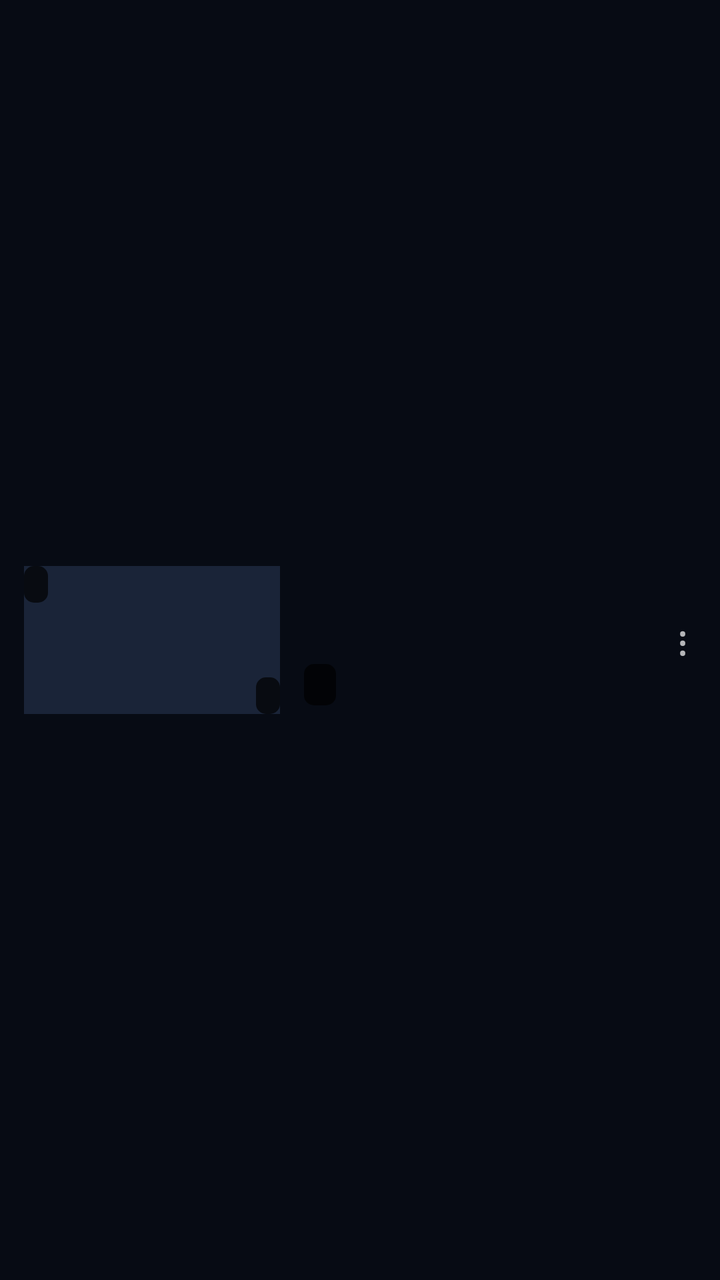
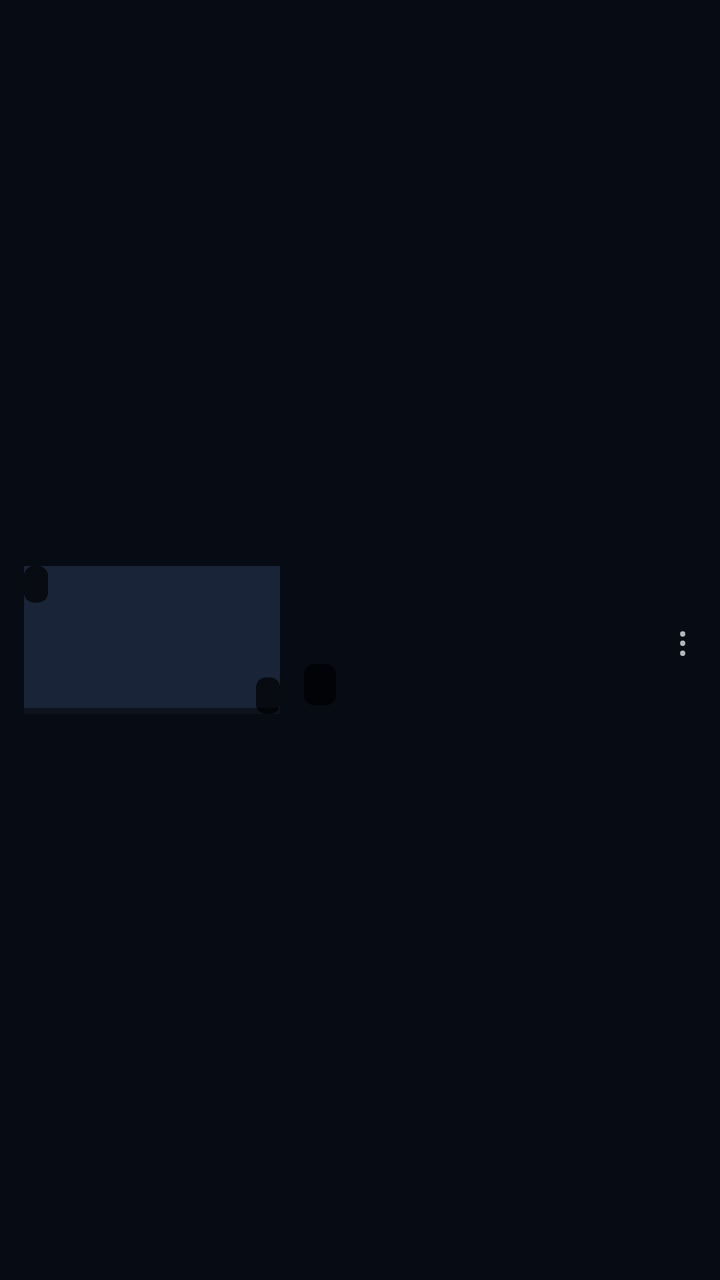

An Android layout rendered at two revisions. The XML below is the earlier revision; the diff shows what the commit changed to produce the second picture.
<!-- AndroidManifest.xml: application theme AppThemeDark -->
<!-- res/layout/item_video_row.xml -->
<?xml version="1.0" encoding="utf-8"?>
<LinearLayout xmlns:android="http://schemas.android.com/apk/res/android"
    android:layout_width="match_parent"
    android:layout_height="wrap_content"
    android:gravity="center_vertical"
    android:orientation="horizontal"
    android:paddingLeft="12dp"
    android:paddingTop="8dp"
    android:paddingRight="6dp"
    android:paddingBottom="8dp">

    <FrameLayout
        android:layout_width="128dp"
        android:layout_height="74dp">

        <ImageView
            android:id="@+id/row_thumb"
            android:layout_width="match_parent"
            android:layout_height="match_parent"
            android:background="#1A2438"
            android:scaleType="centerCrop" />

        <TextView
            android:id="@+id/row_quality"
            android:layout_width="wrap_content"
            android:layout_height="wrap_content"
            android:layout_gravity="top|left"
            android:background="@drawable/badge_bg"
            android:paddingLeft="6dp"
            android:paddingTop="2dp"
            android:paddingRight="6dp"
            android:paddingBottom="2dp"
            android:textColor="#7DEFFC"
            android:textSize="10.5sp"
            android:textStyle="bold" />

        <TextView
            android:id="@+id/row_duration"
            android:layout_width="wrap_content"
            android:layout_height="wrap_content"
            android:layout_gravity="bottom|right"
            android:background="@drawable/badge_bg"
            android:paddingLeft="6dp"
            android:paddingTop="2dp"
            android:paddingRight="6dp"
            android:paddingBottom="2dp"
            android:textColor="#FFFFFF"
            android:textSize="10.5sp" />
    </FrameLayout>

    <LinearLayout
        android:layout_width="0dp"
        android:layout_height="wrap_content"
        android:layout_marginLeft="12dp"
        android:layout_weight="1"
        android:orientation="vertical">

        <TextView
            android:id="@+id/row_title"
            android:layout_width="match_parent"
            android:layout_height="wrap_content"
            android:ellipsize="end"
            android:maxLines="2"
            android:textSize="14.5sp" />

        <TextView
            android:id="@+id/row_meta"
            android:layout_width="match_parent"
            android:layout_height="wrap_content"
            android:paddingTop="3dp"
            android:textSize="12sp" />

        <TextView
            android:id="@+id/row_chip"
            android:layout_width="wrap_content"
            android:layout_height="wrap_content"
            android:layout_marginTop="6dp"
            android:background="@drawable/badge_bg"
            android:paddingLeft="8dp"
            android:paddingTop="3dp"
            android:paddingRight="8dp"
            android:paddingBottom="3dp"
            android:textColor="#FFFFFF"
            android:textSize="11sp" />
    </LinearLayout>

    <TextView
        android:id="@+id/row_more"
        android:layout_width="wrap_content"
        android:layout_height="wrap_content"
        android:padding="10dp"
        android:text="⋮"
        android:textSize="20sp" />
</LinearLayout>
<!-- resources referenced by this layout -->
<resources>
  <!-- drawable badge_bg (drawable) -->
  <?xml version="1.0" encoding="utf-8"?>
  <shape xmlns:android="http://schemas.android.com/apk/res/android" android:shape="rectangle">
      <corners android:radius="5dp" />
      <solid android:color="#B3000000" />
  </shape>
  <style name="AppThemeDark" parent="@android:style/Theme.Material.NoActionBar">
          <item name="android:windowBackground">@color/bg_dark</item>
          <item name="android:statusBarColor">@color/bg_dark</item>
          <item name="android:navigationBarColor">@color/bg_dark</item>
          <item name="android:colorAccent">@color/accent_default</item>
          <item name="android:textColorPrimary">@color/text_dark</item>
          <item name="android:textColorSecondary">@color/text_dark_dim</item>
          <item name="android:windowLightStatusBar">false</item>
      </style>
  <color name="bg_dark">#070B14</color>
  <color name="accent_default">#19C8E8</color>
  <color name="text_dark">#F2F6FC</color>
  <color name="text_dark_dim">#93A3BC</color>
</resources>

<!-- the commit's change to res/layout/item_video_row.xml (unified diff, before → after) -->
@@ -46,6 +46,33 @@
             android:paddingBottom="2dp"
             android:textColor="#FFFFFF"
             android:textSize="10.5sp" />
+        <TextView
+            android:id="@+id/row_new"
+            android:layout_width="wrap_content"
+            android:layout_height="wrap_content"
+            android:layout_gravity="top|right"
+            android:layout_margin="5dp"
+            android:background="@drawable/badge_bg"
+            android:paddingLeft="5dp"
+            android:paddingRight="5dp"
+            android:paddingTop="1dp"
+            android:paddingBottom="1dp"
+            android:textColor="#FFCA28"
+            android:textSize="10sp"
+            android:textStyle="bold"
+            android:visibility="gone" />
+<FrameLayout
+            android:id="@+id/row_progress_bg"
+            android:layout_width="match_parent"
+            android:layout_height="3dp"
+            android:layout_gravity="bottom"
+            android:background="#80000000">
+            <View
+                android:id="@+id/row_progress"
+                android:layout_width="0dp"
+                android:layout_height="match_parent" />
+        </FrameLayout>
+
     </FrameLayout>
 
     <LinearLayout
